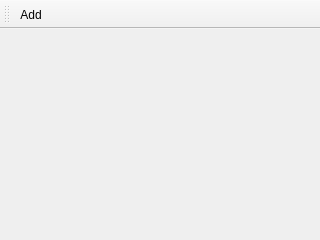
Before: the Qt Designer form propertydialog.ui in FrankMamuda/fumingcube, drawn with Qt 5.
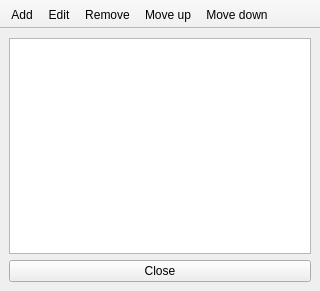
After: the same form once the commit is applied.

```diff
--- a/propertydialog.ui
+++ b/propertydialog.ui
@@ -7,17 +7,79 @@
     <x>0</x>
     <y>0</y>
     <width>320</width>
-    <height>240</height>
+    <height>291</height>
    </rect>
   </property>
   <property name="windowTitle">
    <string>MainWindow</string>
   </property>
-  <widget class="QWidget" name="centralwidget"/>
+  <widget class="QWidget" name="centralwidget">
+   <layout class="QVBoxLayout" name="verticalLayout">
+    <item>
+     <widget class="QTableView" name="propertyView">
+      <property name="editTriggers">
+       <set>QAbstractItemView::NoEditTriggers</set>
+      </property>
+      <property name="alternatingRowColors">
+       <bool>true</bool>
+      </property>
+      <property name="selectionMode">
+       <enum>QAbstractItemView::SingleSelection</enum>
+      </property>
+      <property name="selectionBehavior">
+       <enum>QAbstractItemView::SelectRows</enum>
+      </property>
+      <property name="showGrid">
+       <bool>false</bool>
+      </property>
+      <property name="gridStyle">
+       <enum>Qt::SolidLine</enum>
+      </property>
+      <property name="cornerButtonEnabled">
+       <bool>false</bool>
+      </property>
+      <attribute name="horizontalHeaderVisible">
+       <bool>false</bool>
+      </attribute>
+      <attribute name="horizontalHeaderHighlightSections">
+       <bool>false</bool>
+      </attribute>
+      <attribute name="horizontalHeaderStretchLastSection">
+       <bool>true</bool>
+      </attribute>
+      <attribute name="verticalHeaderVisible">
+       <bool>false</bool>
+      </attribute>
+      <attribute name="verticalHeaderHighlightSections">
+       <bool>false</bool>
+      </attribute>
+     </widget>
+    </item>
+    <item>
+     <widget class="QPushButton" name="closeButton">
+      <property name="text">
+       <string>Close</string>
+      </property>
+     </widget>
+    </item>
+   </layout>
+  </widget>
   <widget class="QToolBar" name="toolBar">
    <property name="windowTitle">
     <string>toolBar</string>
    </property>
+   <property name="movable">
+    <bool>false</bool>
+   </property>
+   <property name="allowedAreas">
+    <set>Qt::TopToolBarArea</set>
+   </property>
+   <property name="toolButtonStyle">
+    <enum>Qt::ToolButtonTextUnderIcon</enum>
+   </property>
+   <property name="floatable">
+    <bool>false</bool>
+   </property>
    <attribute name="toolBarArea">
     <enum>TopToolBarArea</enum>
    </attribute>
@@ -25,12 +87,36 @@
     <bool>false</bool>
    </attribute>
    <addaction name="actionAdd"/>
+   <addaction name="actionEdit"/>
+   <addaction name="actionRemove"/>
+   <addaction name="actionUp"/>
+   <addaction name="actionDown"/>
   </widget>
   <action name="actionAdd">
    <property name="text">
     <string>Add</string>
    </property>
   </action>
+  <action name="actionEdit">
+   <property name="text">
+    <string>Edit</string>
+   </property>
+  </action>
+  <action name="actionRemove">
+   <property name="text">
+    <string>Remove</string>
+   </property>
+  </action>
+  <action name="actionUp">
+   <property name="text">
+    <string>Move up</string>
+   </property>
+  </action>
+  <action name="actionDown">
+   <property name="text">
+    <string>Move down</string>
+   </property>
+  </action>
  </widget>
  <resources/>
  <connections/>
```
Left out of the diff: 2 changed lines with no effect on the pictures.
